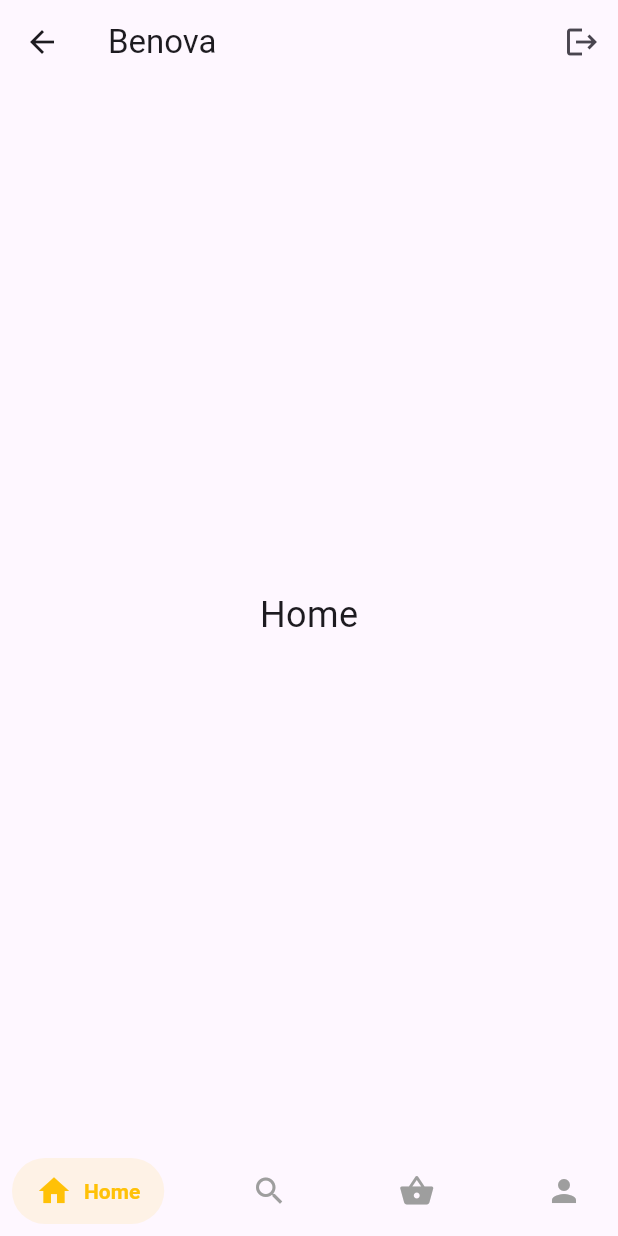
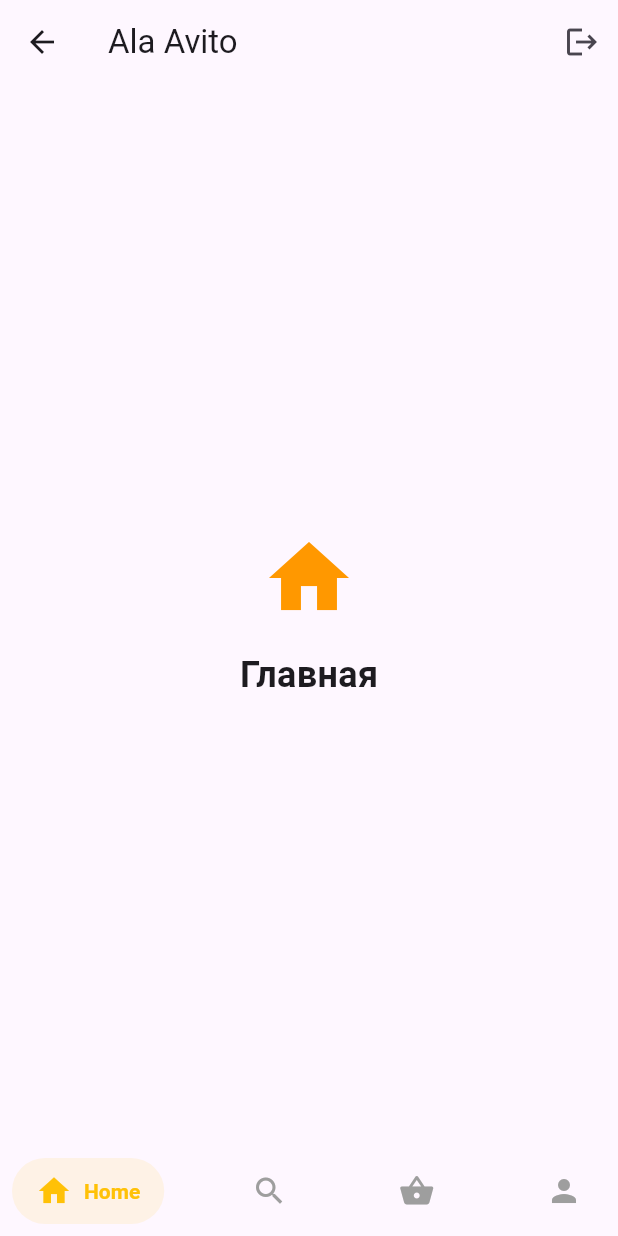
Before and after one commit to CatShredia/ktits-repository, a Flutter app: the HomePage screen opened by its route, on a phone screen of 412 x 824 dp. Run offline on Flutter 3.47's test engine with Material 3 defaults, Android fonts, the phone set to English and light mode, and no system bars; drawn by our look-alikes of salomon_bottom_bar; our stand-ins replace supabase_flutter; accounts and stored records are empty.

Commit message:
flutter test_application patch 6 page patch 1 profile

```diff
--- a/flutter_application_1/lib/database/models/user.dart
+++ b/flutter_application_1/lib/database/models/user.dart
@@ -2,12 +2,16 @@ class User {
   final String id;
   final String email;
   final String? password;
+  final String? name;
+  final String? avatarUrl;
   final DateTime? createdAt;
 
   User({
     required this.id,
     required this.email,
     this.password,
+    this.name,
+    this.avatarUrl,
     this.createdAt,
   });
 
@@ -16,6 +20,8 @@ class User {
       id: json['id'] as String,
       email: json['email'] as String,
       password: json['password'] as String?,
+      name: json['name'] as String?,
+      avatarUrl: json['avatar_url'] as String?,
       createdAt: json['created_at'] != null
           ? DateTime.parse(json['created_at'] as String)
           : null,
@@ -27,6 +33,8 @@ class User {
       'id': id,
       'email': email,
       'password': password,
+      'name': name,
+      'avatar_url': avatarUrl,
       if (createdAt != null) 'created_at': createdAt!.toIso8601String(),
     };
   }
--- a/flutter_application_1/lib/home.dart
+++ b/flutter_application_1/lib/home.dart
@@ -1,6 +1,10 @@
 import 'package:flutter/material.dart';
 import 'package:salomon_bottom_bar/salomon_bottom_bar.dart';
 import 'database/services/userservice.dart';
+import 'pages/home_tab.dart';
+import 'pages/search_tab.dart';
+import 'pages/sell_tab.dart';
+import 'pages/profile_page.dart';
 
 class HomePage extends StatefulWidget {
   const HomePage({super.key});
@@ -14,10 +18,10 @@ class _HomePageState extends State<HomePage> {
   final UserService _userService = UserService();
 
   final List<Widget> _screens = [
-    const Center(child: Text('Home', style: TextStyle(fontSize: 24))),
-    const Center(child: Text('Search', style: TextStyle(fontSize: 24))),
-    const Center(child: Text('Sell', style: TextStyle(fontSize: 24))),
-    const Center(child: Text('Profile', style: TextStyle(fontSize: 24))),
+    const HomeTab(),
+    const SearchTab(),
+    const SellTab(),
+    const ProfilePage(),
   ];
 
   Future<void> _logout(BuildContext context) async {
@@ -31,7 +35,7 @@ class _HomePageState extends State<HomePage> {
   Widget build(BuildContext context) {
     return Scaffold(
       appBar: AppBar(
-        title: const Text('Benova'),
+        title: const Text('Ala Avito'),
         actions: [
           IconButton(
             icon: const Icon(Icons.logout),
--- a/flutter_application_1/lib/main.dart
+++ b/flutter_application_1/lib/main.dart
@@ -25,7 +25,7 @@ class MyApp extends StatelessWidget {
   @override
   Widget build(BuildContext context) {
     return MaterialApp(
-      title: 'Benova',
+      title: 'Ala Avito',
       theme: ThemeData.light(),
       debugShowCheckedModeBanner: false,
       initialRoute: '/',
--- /dev/null
+++ b/flutter_application_1/lib/pages/home_tab.dart
@@ -0,0 +1,24 @@
+import 'package:flutter/material.dart';
+
+class HomeTab extends StatelessWidget {
+  const HomeTab({super.key});
+
+  @override
+  Widget build(BuildContext context) {
+    return Scaffold(
+      body: Center(
+        child: Column(
+          mainAxisAlignment: MainAxisAlignment.center,
+          children: [
+            Icon(Icons.home, size: 64, color: Colors.orange),
+            SizedBox(height: 16),
+            Text(
+              'Главная',
+              style: TextStyle(fontSize: 24, fontWeight: FontWeight.bold),
+            ),
+          ],
+        ),
+      ),
+    );
+  }
+}
```
Also changed, not shown: flutter_application_1/lib/pages/profile_page.dart (added, +162 -0 lines), flutter_application_1/lib/pages/search_tab.dart (added, +24 -0 lines), flutter_application_1/lib/pages/sell_tab.dart (added, +24 -0 lines).
